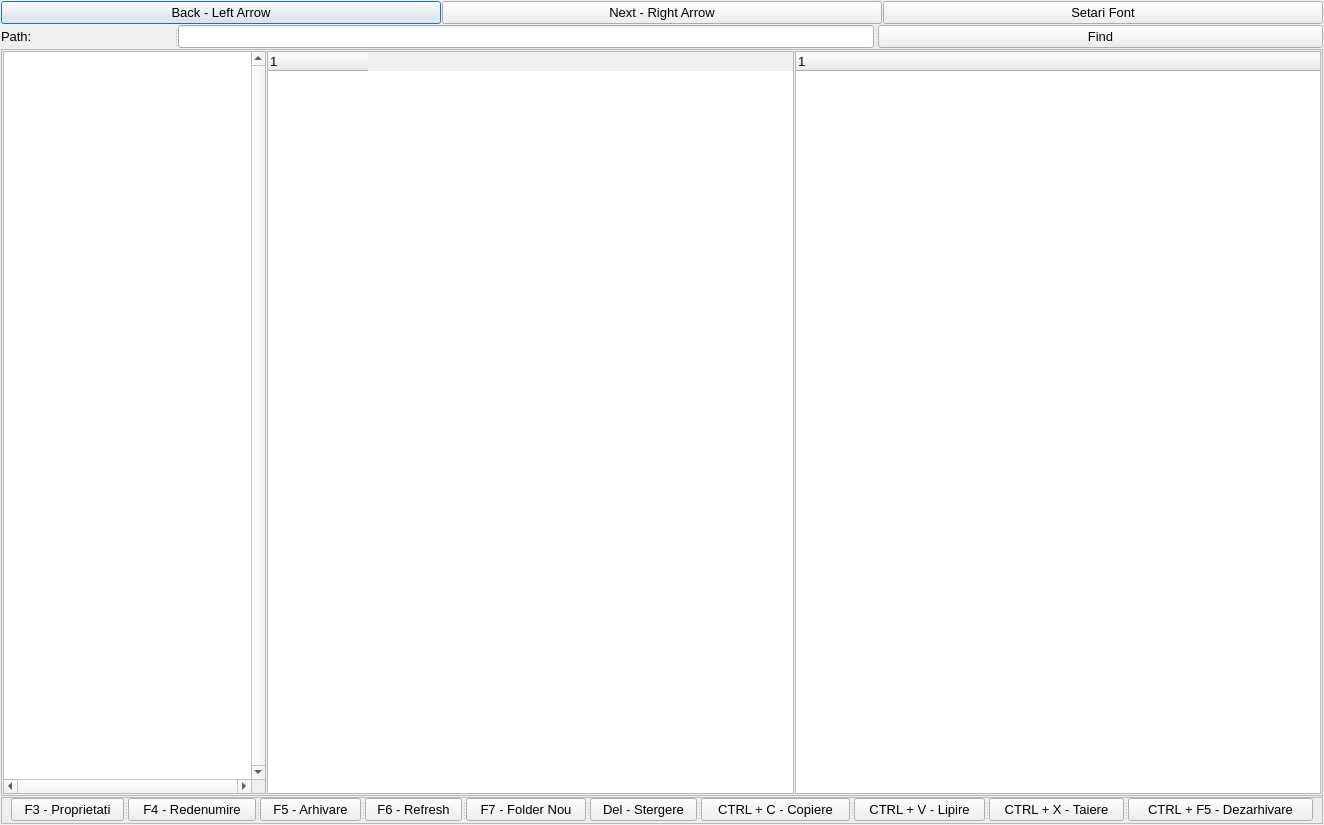
The window that TotalCommander/Display.ui (dmn223/TotalCommander) describes before a commit, drawn with Qt 5.
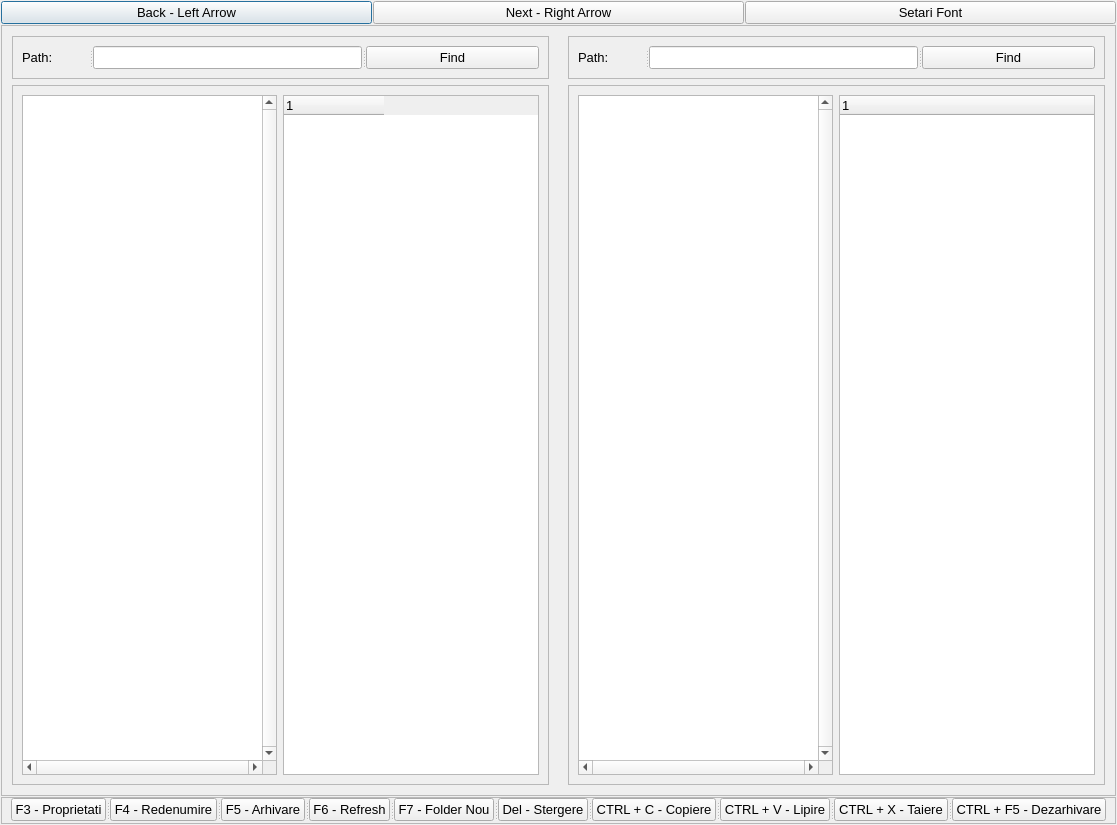
The same window after the commit.

Commit message: Reorganizat ca ambele treeuri sa aiba panelul lor arborescent si linia lor de navigare

Patch:
```diff
--- a/TotalCommander/Display.ui
+++ b/TotalCommander/Display.ui
@@ -6,7 +6,7 @@
    <rect>
     <x>0</x>
     <y>0</y>
-    <width>1324</width>
+    <width>1117</width>
     <height>825</height>
    </rect>
   </property>
@@ -75,53 +75,6 @@
      </item>
     </layout>
    </item>
-   <item>
-    <widget class="QSplitter" name="splitter">
-     <property name="font">
-      <font>
-       <family>Microsoft Sans Serif</family>
-       <pointsize>10</pointsize>
-       <bold>false</bold>
-      </font>
-     </property>
-     <property name="orientation">
-      <enum>Qt::Horizontal</enum>
-     </property>
-     <widget class="QLabel" name="label1">
-      <property name="font">
-       <font>
-        <family>Microsoft Sans Serif</family>
-        <pointsize>10</pointsize>
-        <bold>false</bold>
-       </font>
-      </property>
-      <property name="text">
-       <string>Path:</string>
-      </property>
-     </widget>
-     <widget class="QLineEdit" name="lineEdit">
-      <property name="font">
-       <font>
-        <family>Microsoft Sans Serif</family>
-        <pointsize>10</pointsize>
-        <bold>false</bold>
-       </font>
-      </property>
-     </widget>
-     <widget class="QPushButton" name="FindPathButton">
-      <property name="font">
-       <font>
-        <family>Microsoft Sans Serif</family>
-        <pointsize>10</pointsize>
-        <bold>false</bold>
-       </font>
-      </property>
-      <property name="text">
-       <string>Find</string>
-      </property>
-     </widget>
-    </widget>
-   </item>
    <item>
     <widget class="QFrame" name="frame_2">
      <property name="font">
@@ -137,7 +90,7 @@
      <property name="frameShadow">
       <enum>QFrame::Raised</enum>
      </property>
-     <layout class="QHBoxLayout" name="horizontalLayout_3" stretch="1,2,2">
+     <layout class="QHBoxLayout" name="horizontalLayout_3" stretch="0,0">
       <property name="spacing">
        <number>1</number>
       </property>
@@ -154,7 +107,78 @@
        <number>1</number>
       </property>
       <item>
-       <widget class="QTreeView" name="PanelTree">
+       <widget class="QFrame" name="frameLeft">
+        <layout class="QVBoxLayout" name="verticalLayout_3">
+         <item>
+          <widget class="QFrame" name="framePathLeft">
+           <property name="frameShape">
+            <enum>QFrame::StyledPanel</enum>
+           </property>
+           <property name="frameShadow">
+            <enum>QFrame::Raised</enum>
+           </property>
+           <layout class="QHBoxLayout" name="horizontalLayout_6">
+            <item>
+             <widget class="QSplitter" name="pathsplitterleft">
+              <property name="font">
+               <font>
+                <family>Microsoft Sans Serif</family>
+                <pointsize>10</pointsize>
+                <bold>false</bold>
+               </font>
+              </property>
+              <property name="orientation">
+               <enum>Qt::Horizontal</enum>
+              </property>
+              <widget class="QLabel" name="LeftPathLabel">
+               <property name="font">
+                <font>
+                 <family>Microsoft Sans Serif</family>
+                 <pointsize>10</pointsize>
+                 <bold>false</bold>
+                </font>
+               </property>
+               <property name="text">
+                <string>Path:</string>
+               </property>
+              </widget>
+              <widget class="QLineEdit" name="LeftPathLine">
+               <property name="font">
+                <font>
+                 <family>Microsoft Sans Serif</family>
+                 <pointsize>10</pointsize>
+                 <bold>false</bold>
+                </font>
+               </property>
+              </widget>
+              <widget class="QPushButton" name="LeftFindPathButton">
+               <property name="font">
+                <font>
+                 <family>Microsoft Sans Serif</family>
+                 <pointsize>10</pointsize>
+                 <bold>false</bold>
+                </font>
+               </property>
+               <property name="text">
+                <string>Find</string>
+               </property>
+              </widget>
+             </widget>
+            </item>
+           </layout>
+          </widget>
+         </item>
+         <item>
+          <widget class="QFrame" name="frameTreesLeft">
+           <property name="frameShape">
+            <enum>QFrame::StyledPanel</enum>
+           </property>
+           <property name="frameShadow">
+            <enum>QFrame::Raised</enum>
+           </property>
+           <layout class="QHBoxLayout" name="horizontalLayout_2">
+            <item>
+             <widget class="QTreeView" name="LeftPanelTree">
         <property name="font">
          <font>
           <family>Microsoft Sans Serif</family>
@@ -198,6 +222,106 @@
         </column>
        </widget>
       </item>
+           </layout>
+          </widget>
+         </item>
+        </layout>
+       </widget>
+      </item>
+      <item>
+       <widget class="QFrame" name="frameRight">
+        <layout class="QVBoxLayout" name="verticalLayout_4">
+         <item>
+          <widget class="QFrame" name="framePathRight">
+           <property name="frameShape">
+            <enum>QFrame::StyledPanel</enum>
+           </property>
+           <property name="frameShadow">
+            <enum>QFrame::Raised</enum>
+           </property>
+           <layout class="QHBoxLayout" name="horizontalLayout_5">
+            <item>
+             <widget class="QSplitter" name="pathsplitterright">
+              <property name="font">
+               <font>
+                <family>Microsoft Sans Serif</family>
+                <pointsize>10</pointsize>
+                <bold>false</bold>
+               </font>
+              </property>
+              <property name="orientation">
+               <enum>Qt::Horizontal</enum>
+              </property>
+              <widget class="QLabel" name="RightPathLabel">
+               <property name="font">
+                <font>
+                 <family>Microsoft Sans Serif</family>
+                 <pointsize>10</pointsize>
+                 <bold>false</bold>
+                </font>
+               </property>
+               <property name="text">
+                <string>Path:</string>
+               </property>
+              </widget>
+              <widget class="QLineEdit" name="RightPathLine">
+               <property name="font">
+                <font>
+                 <family>Microsoft Sans Serif</family>
+                 <pointsize>10</pointsize>
+                 <bold>false</bold>
+                </font>
+               </property>
+              </widget>
+              <widget class="QPushButton" name="RightFindPathButton">
+               <property name="font">
+                <font>
+                 <family>Microsoft Sans Serif</family>
+                 <pointsize>10</pointsize>
+                 <bold>false</bold>
+                </font>
+               </property>
+               <property name="text">
+                <string>Find</string>
+               </property>
+              </widget>
+             </widget>
+            </item>
+           </layout>
+          </widget>
+         </item>
+         <item>
+          <widget class="QFrame" name="frameTreesRight">
+           <property name="frameShape">
+            <enum>QFrame::StyledPanel</enum>
+           </property>
+           <property name="frameShadow">
+            <enum>QFrame::Raised</enum>
+           </property>
+           <layout class="QHBoxLayout" name="horizontalLayout_4">
+            <item>
+             <widget class="QTreeView" name="RightPanelTree">
+              <property name="font">
+               <font>
+                <family>Microsoft Sans Serif</family>
+                <pointsize>10</pointsize>
+                <bold>false</bold>
+               </font>
+              </property>
+              <property name="verticalScrollBarPolicy">
+               <enum>Qt::ScrollBarAlwaysOn</enum>
+              </property>
+              <property name="horizontalScrollBarPolicy">
+               <enum>Qt::ScrollBarAlwaysOn</enum>
+              </property>
+              <property name="autoScroll">
+               <bool>false</bool>
+              </property>
+              <property name="wordWrap">
+               <bool>false</bool>
+              </property>
+             </widget>
+            </item>
       <item>
        <widget class="QTreeWidget" name="RightTree">
         <property name="font">
@@ -215,6 +339,12 @@
           <string notr="true">1</string>
          </property>
         </column>
+             </widget>
+            </item>
+           </layout>
+          </widget>
+         </item>
+        </layout>
        </widget>
       </item>
      </layout>
```
Lines whose indentation alone changed are shown as unchanged. The commit also changes 2 other files.
